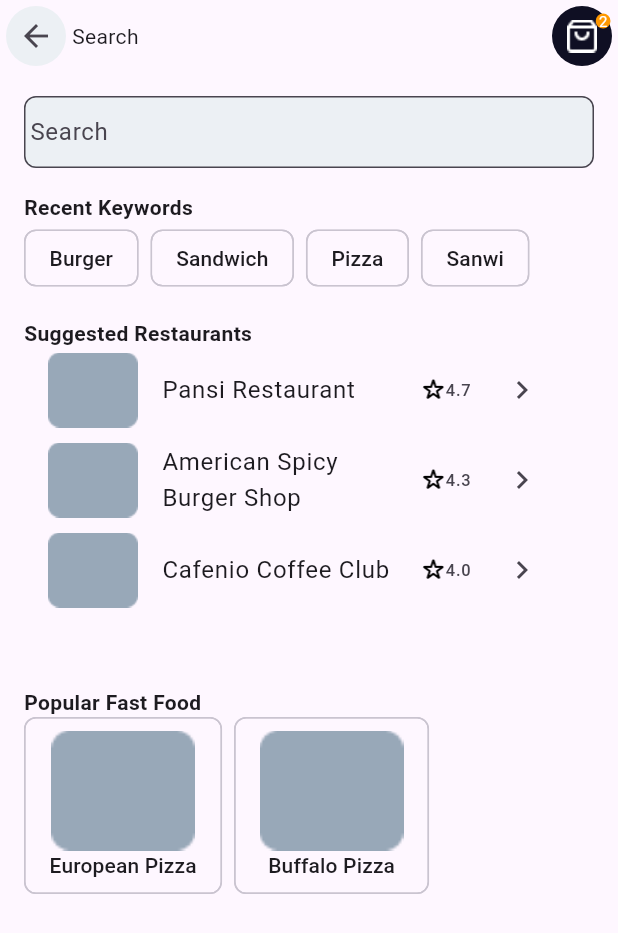
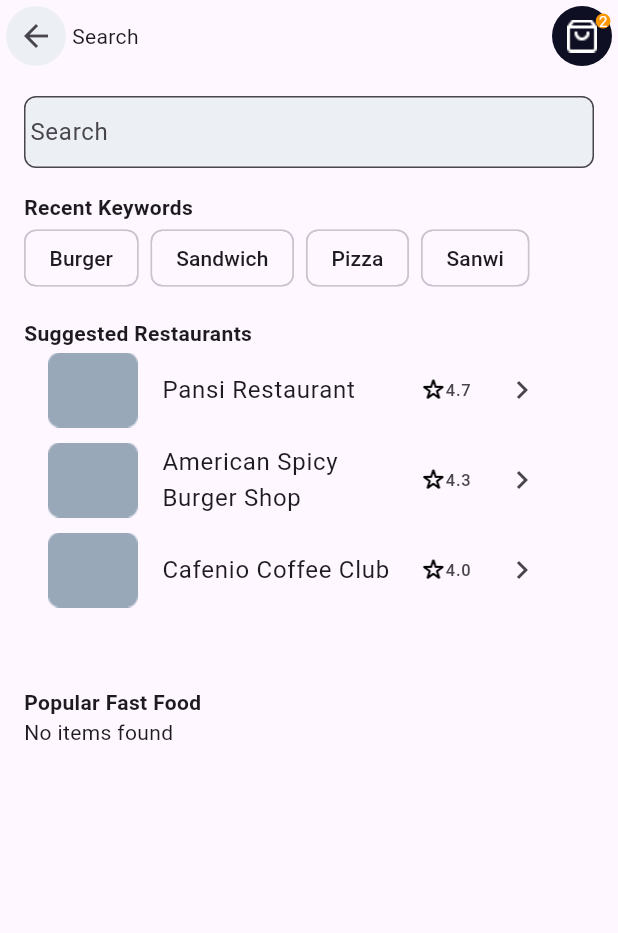
Before and after one commit to ivanMosquedaFTP/figmaChallenge, a Flutter app: the SearchScreen screen opened by its route, on a phone screen of 412 x 824 dp. Shown: the top 933 px of the screen. Run offline on Flutter 3.47's test engine with Material 3 defaults, Android fonts, the phone set to English and light mode, and no system bars; our stand-ins replace sqflite; accounts and stored records are empty.

Commit message:
added custom widgets at searchScreen
rendering dynamically all ui elements at searchScreen, TODO: do keywords
too

```diff
--- a/lib/screens/search_screen.dart
+++ b/lib/screens/search_screen.dart
@@ -1,21 +1,15 @@
 import 'package:flutter/material.dart';
+import 'package:food_delivery/views/suggested_restaurant_widget.dart';
+import 'package:food_delivery/views/popular_fast_food_widget.dart';
 
 class SearchScreen extends StatefulWidget {
   const SearchScreen({super.key});
-
   @override
   State<SearchScreen> createState() => _SearchScreenState();
 }
 
 class _SearchScreenState extends State<SearchScreen> {
   final List<String> recentKeywords = ['Burger', 'Sandwich', 'Pizza', 'Sanwi'];
-  final List<Map<String, dynamic>> suggestedRestaurants = [
-    {'name': 'Pansi Restaurant', 'rating': 4.7},
-    {'name': 'American Spicy Burger Shop', 'rating': 4.3},
-    {'name': 'Cafenio Coffee Club', 'rating': 4.0},
-  ];
-  final List<String> popularFastFood = ['European Pizza', 'Buffalo Pizza'];
-
   @override
   Widget build(BuildContext context) {
     return Scaffold(
@@ -95,7 +89,6 @@ class _SearchScreenState extends State<SearchScreen> {
                   ),
                   Wrap(
                     spacing: 8.0,
-                    // children: recentKeywords .map((keyword) => Chip(label: Text(keyword))) .toList(),
                     children: recentKeywords
                         .map(
                           (keyword) => ActionChip(
@@ -111,57 +104,13 @@ class _SearchScreenState extends State<SearchScreen> {
                     'Suggested Restaurants',
                     style: TextStyle(fontWeight: FontWeight.bold),
                   ),
-                  ...suggestedRestaurants.map(
-                    (rest) => ListTile(
-                      leading: Image.asset('assets/smImagePlaceholder.png'),
-                      title: Text(rest['name']),
-                      trailing: Row(
-                        mainAxisSize: MainAxisSize.min,
-                        children: [
-                          Image.asset('assets/star.png', height: 16),
-                          Text(rest['rating'].toString()),
-                          SizedBox(width: 10),
-                          IconButton(
-                            onPressed: () =>
-                                Navigator.pushNamed(context, "/restaurantView"),
-                            icon: Icon(Icons.chevron_right_sharp),
-                          ),
-                        ],
-                      ),
-                    ),
-                  ),
+                  SuggestedRestaurantWidget(),
                   SizedBox(height: 50),
                   Text(
                     'Popular Fast Food',
                     style: TextStyle(fontWeight: FontWeight.bold),
                   ),
-                  Wrap(
-                    spacing: 8.0,
-                    children: popularFastFood
-                        .map(
-                          (food) => ActionChip(
-                            onPressed: () =>
-                                Navigator.pushNamed(context, "/itemDetails"),
-                            label: Row(
-                              mainAxisSize: MainAxisSize.min,
-                              children: [
-                                Column(
-                                  children: [
-                                    Image.asset(
-                                      'assets/smImagePlaceholder.png',
-                                      height: 80,
-                                      fit: BoxFit.cover,
-                                    ),
-                                    SizedBox(width: 8),
-                                    Text(food),
-                                  ],
-                                ),
-                              ],
-                            ),
-                          ),
-                        )
-                        .toList(),
-                  ),
+                  PopularFastFoodWidget(),
                 ],
               ),
             ),
--- /dev/null
+++ b/lib/views/popular_fast_food_widget.dart
@@ -0,0 +1,66 @@
+import 'package:flutter/material.dart';
+import 'package:food_delivery/database/figma_database.dart';
+import 'package:food_delivery/models/item_dao.dart';
+
+class PopularFastFoodWidget extends StatefulWidget {
+  const PopularFastFoodWidget({super.key});
+
+  @override
+  State<PopularFastFoodWidget> createState() => _PopularFastFoodWidgetState();
+}
+
+class _PopularFastFoodWidgetState extends State<PopularFastFoodWidget> {
+  late Future<List<ItemDao>> _itemsFuture;
+  final db = FigmaDatabase();
+
+  @override
+  void initState() {
+    super.initState();
+    _itemsFuture = db.selectItem();
+  }
+
+  @override
+  Widget build(BuildContext context) {
+    return FutureBuilder<List<ItemDao>>(
+      future: _itemsFuture,
+      builder: (context, snapshot) {
+        if (snapshot.connectionState == ConnectionState.waiting) {
+          return CircularProgressIndicator();
+        }
+        if (snapshot.hasError) {
+          return Text('Error: ${snapshot.error}');
+        }
+        final items = snapshot.data ?? [];
+        if (items.isEmpty) {
+          return Text('No items found');
+        }
+        return Wrap(
+          spacing: 8.0,
+          children: items
+              .map(
+                (food) => ActionChip(
+                  onPressed: () => Navigator.pushNamed(context, "/itemDetails"),
+                  label: Row(
+                    mainAxisSize: MainAxisSize.min,
+                    children: [
+                      Column(
+                        children: [
+                          Image.asset(
+                            'assets/smImagePlaceholder.png',
+                            height: 80,
+                            fit: BoxFit.cover,
+                          ),
+                          SizedBox(width: 8),
+                          Text(food.name!),
+                        ],
+                      ),
+                    ],
+                  ),
+                ),
+              )
+              .toList(),
+        );
+      },
+    );
+  }
+}
--- /dev/null
+++ b/lib/views/suggested_restaurant_widget.dart
@@ -0,0 +1,65 @@
+import 'package:flutter/material.dart';
+import 'package:food_delivery/database/figma_database.dart';
+import 'package:food_delivery/models/restaurant_dao.dart'; // Adjust
+
+class SuggestedRestaurantWidget extends StatefulWidget {
+  const SuggestedRestaurantWidget({super.key});
+
+  @override
+  State<SuggestedRestaurantWidget> createState() =>
+      _SuggestedRestaurantWidgetState();
+}
+
+class _SuggestedRestaurantWidgetState extends State<SuggestedRestaurantWidget> {
+  late Future<List<RestaurantDao>> _restaurantsFuture;
+  final db = FigmaDatabase();
+
+  @override
+  void initState() {
+    super.initState();
+    _restaurantsFuture = db.selectRestaurant();
+  }
+
+  @override
+  Widget build(BuildContext context) {
+    return FutureBuilder<List<RestaurantDao>>(
+      future: _restaurantsFuture,
+      builder: (context, snapshot) {
+        if (snapshot.connectionState == ConnectionState.waiting) {
+          return CircularProgressIndicator();
+        }
+        if (snapshot.hasError) {
+          return Text('Error: ${snapshot.error}');
+        }
+        final restaurants = snapshot.data ?? [];
+        if (restaurants.isEmpty) {
+          return Text('No restaurants found');
+        }
+        return Column(
+          crossAxisAlignment: CrossAxisAlignment.start,
+          children: restaurants
+              .map(
+                (rest) => ListTile(
+                  leading: Image.asset('assets/smImagePlaceholder.png'),
+                  title: Text(rest.name!),
+                  trailing: Row(
+                    mainAxisSize: MainAxisSize.min,
+                    children: [
+                      Image.asset('assets/star.png', height: 16),
+                      Text(rest.rating!),
+                      SizedBox(width: 10),
+                      IconButton(
+                        onPressed: () =>
+                            Navigator.pushNamed(context, "/restaurantView"),
+                        icon: Icon(Icons.chevron_right_sharp),
+                      ),
+                    ],
+                  ),
+                ),
+              )
+              .toList(),
+        );
+      },
+    );
+  }
+}
```
